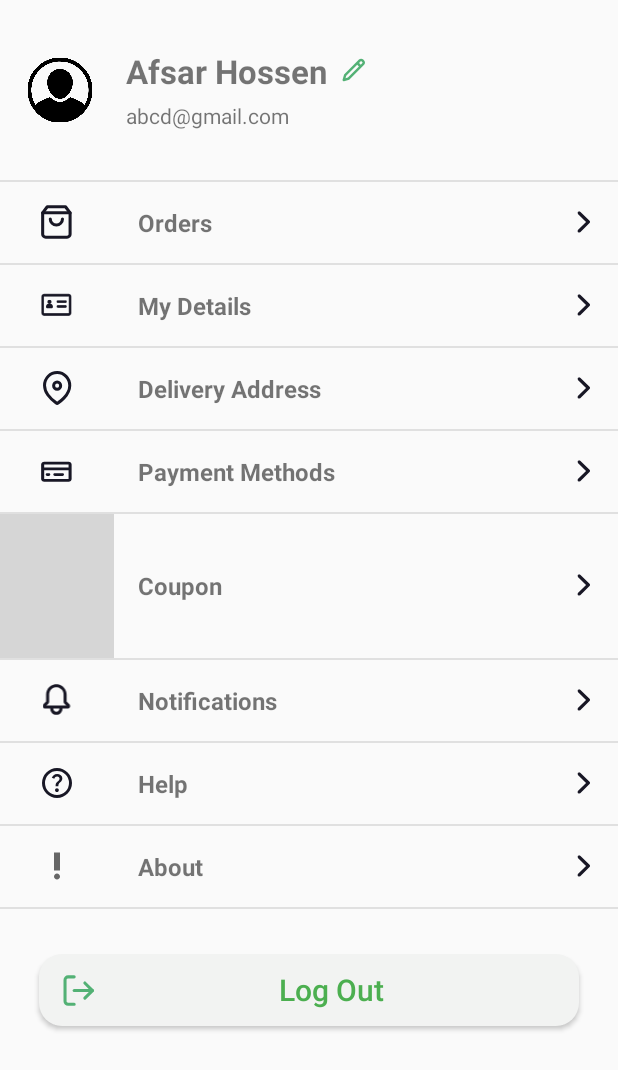
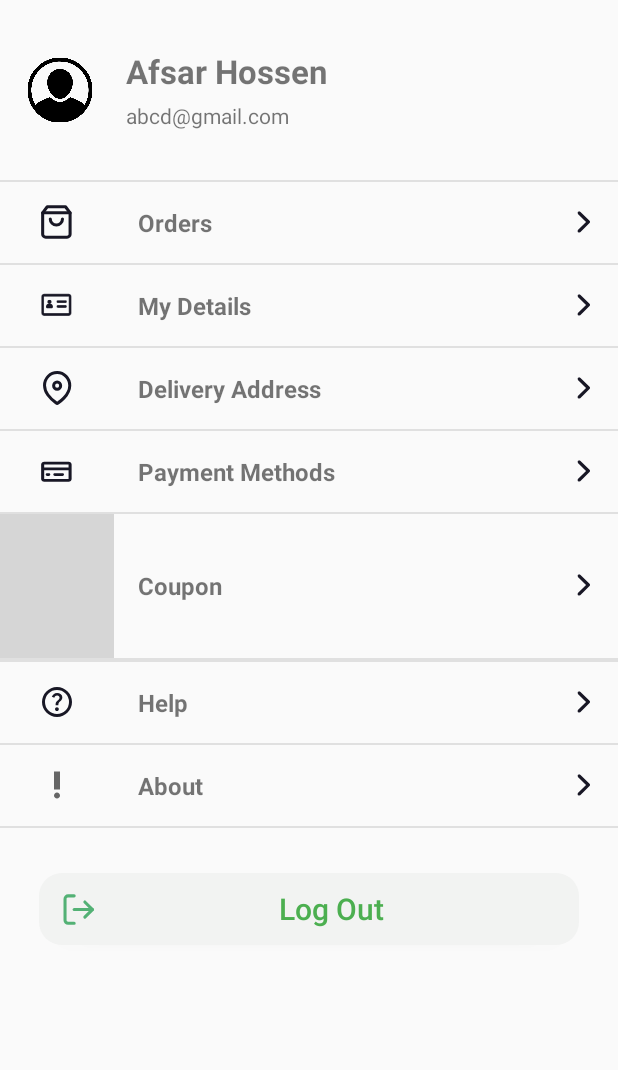
Before and after one commit to TyNguyen1711/Shoe-Store-App, an Android app: the layout fragment_account.xml on its own in the app's theme, with its tools: preview values and no code run, on a phone screen of 412 x 824 dp. Shown: the top 1070 px of the screen. Run offline under Robolectric (Android 15) with nearby library versions, the phone set to English and light mode, and no system bars; grey boxes are pictures that could not be loaded.

Commit message:
final branch

```diff
--- a/app/src/main/java/com/example/shoestoreapp/activity/SearchActivity.kt
+++ b/app/src/main/java/com/example/shoestoreapp/activity/SearchActivity.kt
@@ -21,8 +21,6 @@ import androidx.recyclerview.widget.RecyclerView
 import com.example.shoestoreapp.R
 import com.example.shoestoreapp.adapter.FilterItemAdapter
 import com.example.shoestoreapp.adapter.ProductItemAdapter
-import com.example.shoestoreapp.adapter.SliderAdapter
-import com.example.shoestoreapp.adapter.WishlistAdapter
 import com.example.shoestoreapp.data.model.Product
 import com.example.shoestoreapp.data.repository.ProductRepository
 import com.example.shoestoreapp.data.repository.UserRepository
--- a/app/src/main/res/layout/activity_signup.xml
+++ b/app/src/main/res/layout/activity_signup.xml
@@ -18,7 +18,7 @@
         app:layout_constraintEnd_toEndOf="parent"
         app:layout_constraintStart_toStartOf="parent"
         app:layout_constraintTop_toTopOf="parent"
-        app:srcCompat="@drawable/ic_launcher_background" />
+        app:srcCompat="@drawable/logo" />
 
     <TextView
         android:id="@+id/signupTV"
--- a/app/src/main/res/layout/fragment_account.xml
+++ b/app/src/main/res/layout/fragment_account.xml
@@ -50,14 +50,6 @@ tools:context=".fragment.AccountFragment">
                 android:textSize="22sp"
                 android:textStyle="bold" />
 
-            <ImageButton
-                android:layout_width="wrap_content"
-                android:layout_height="wrap_content"
-                android:layout_marginLeft="10dp"
-                android:layout_marginTop="6dp"
-                android:layout_weight="1"
-                android:background="#00000000"
-                app:srcCompat="@drawable/icon_pen" />
         </LinearLayout>
 
         <TextView
@@ -271,37 +263,6 @@ tools:context=".fragment.AccountFragment">
     android:layout_height="1dp"
     android:background="#E0E0E0" />
 
-<LinearLayout
-    android:id="@+id/option_notification"
-    android:layout_width="match_parent"
-    android:layout_height="wrap_content"
-    android:gravity="center"
-    android:orientation="horizontal">
-
-    <ImageView
-        android:layout_width="40dp"
-        android:layout_height="wrap_content"
-        android:layout_weight="1"
-        app:srcCompat="@drawable/icon_notification" />
-
-    <TextView
-        android:layout_width="250dp"
-        android:layout_height="wrap_content"
-        android:layout_marginRight="40dp"
-        android:padding="16dp"
-        android:text="Notifications"
-        android:textStyle="bold"
-        android:textSize="16sp" />
-
-    <ImageButton
-        android:layout_width="wrap_content"
-        android:layout_height="wrap_content"
-        android:layout_weight="1"
-        android:background="#00000000"
-        app:srcCompat="@drawable/icon_arrow" />
-
-
-</LinearLayout>
 
 
 <View
--- a/app/src/main/res/layout/wishlist_product.xml
+++ b/app/src/main/res/layout/wishlist_product.xml
@@ -8,7 +8,7 @@
     app:cardElevation="4dp"
     app:cardCornerRadius="12dp"
     app:cardBackgroundColor="#FFFFFF"
-    tools:context=".WishlistProduct">
+    tools:context=".WishlistFragment">
 
     <androidx.constraintlayout.widget.ConstraintLayout
         android:id="@+id/main"
```
Also changed, not shown: app/src/main/java/com/example/shoestoreapp/activity/PayActivity.kt (+17 -19 lines), app/src/main/java/com/example/shoestoreapp/adapter/WishlistAdapter.kt (+7 -1 lines), app/src/main/java/com/example/shoestoreapp/fragment/AccountFragment.kt (+18 -4 lines), app/src/main/java/com/example/shoestoreapp/fragment/WishlistFragment.kt (+10 -1 lines).
